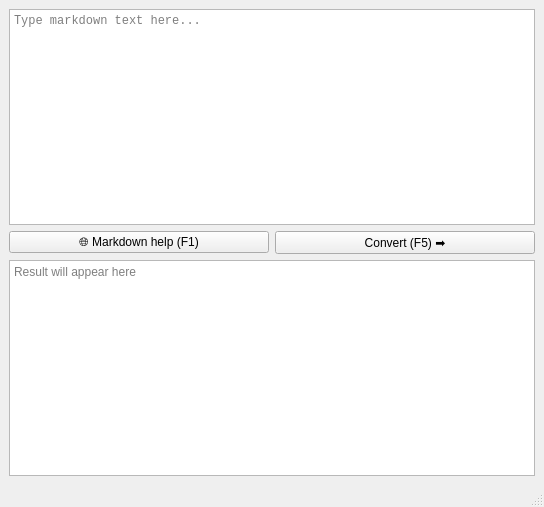
Old version of the form ui.ui in the repository USBashka/markdown2unicode.
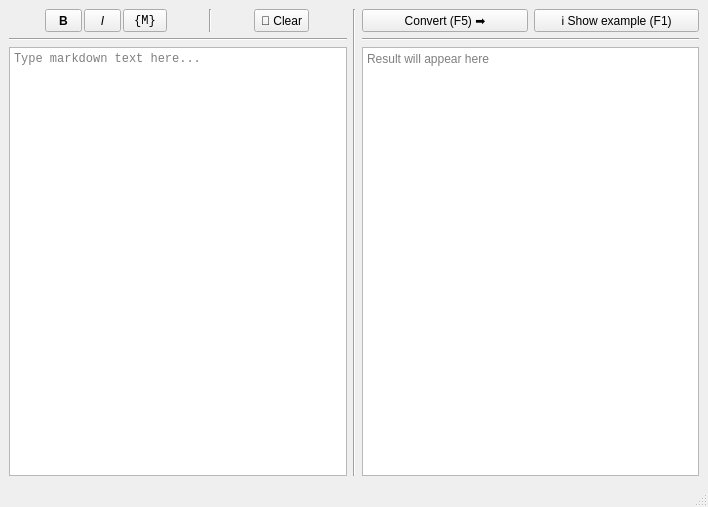
New version of the form.

Commit message: Add edit buttons and app icon

```diff
--- a/ui.ui
+++ b/ui.ui
@@ -6,7 +6,7 @@
    <rect>
     <x>0</x>
     <y>0</y>
-    <width>544</width>
+    <width>708</width>
     <height>507</height>
    </rect>
   </property>
@@ -14,9 +14,126 @@
    <string>markdown2unicode</string>
   </property>
   <widget class="QWidget" name="centralwidget">
-   <layout class="QVBoxLayout" name="verticalLayout_2">
+   <layout class="QHBoxLayout" name="horizontalLayout_5">
     <item>
-     <layout class="QVBoxLayout" name="verticalLayout">
+     <layout class="QVBoxLayout" name="verticalLayout_2">
+      <item>
+       <layout class="QHBoxLayout" name="horizontalLayout_4">
+        <item>
+         <layout class="QHBoxLayout" name="horizontalLayout_3">
+          <property name="spacing">
+           <number>2</number>
+          </property>
+          <item>
+           <widget class="QToolButton" name="bold">
+            <property name="minimumSize">
+             <size>
+              <width>37</width>
+              <height>23</height>
+             </size>
+            </property>
+            <property name="font">
+             <font>
+              <weight>75</weight>
+              <bold>true</bold>
+             </font>
+            </property>
+            <property name="toolTip">
+             <string>Bold (Ctrl+B)</string>
+            </property>
+            <property name="text">
+             <string>B</string>
+            </property>
+            <property name="shortcut">
+             <string>Ctrl+B</string>
+            </property>
+           </widget>
+          </item>
+          <item>
+           <widget class="QToolButton" name="italic">
+            <property name="minimumSize">
+             <size>
+              <width>37</width>
+              <height>23</height>
+             </size>
+            </property>
+            <property name="font">
+             <font>
+              <italic>true</italic>
+             </font>
+            </property>
+            <property name="toolTip">
+             <string>Italic (Ctrl+I)</string>
+            </property>
+            <property name="text">
+             <string>I</string>
+            </property>
+            <property name="shortcut">
+             <string>Ctrl+I</string>
+            </property>
+           </widget>
+          </item>
+          <item>
+           <widget class="QToolButton" name="mono">
+            <property name="minimumSize">
+             <size>
+              <width>0</width>
+              <height>23</height>
+             </size>
+            </property>
+            <property name="font">
+             <font>
+              <family>Consolas</family>
+             </font>
+            </property>
+            <property name="toolTip">
+             <string>Mono (Ctrl+E)</string>
+            </property>
+            <property name="text">
+             <string>{M}</string>
+            </property>
+            <property name="shortcut">
+             <string>Ctrl+E</string>
+            </property>
+           </widget>
+          </item>
+         </layout>
+        </item>
+        <item>
+         <widget class="Line" name="line">
+          <property name="orientation">
+           <enum>Qt::Vertical</enum>
+          </property>
+         </widget>
+        </item>
+        <item>
+         <widget class="QToolButton" name="clear">
+          <property name="minimumSize">
+           <size>
+            <width>0</width>
+            <height>23</height>
+           </size>
+          </property>
+          <property name="toolTip">
+           <string>Clear all (Ctrl+D)</string>
+          </property>
+          <property name="text">
+           <string>🧹 Clear</string>
+          </property>
+          <property name="shortcut">
+           <string>Ctrl+D</string>
+          </property>
+         </widget>
+        </item>
+       </layout>
+      </item>
+      <item>
+       <widget class="Line" name="line_2">
+        <property name="orientation">
+         <enum>Qt::Horizontal</enum>
+        </property>
+       </widget>
+      </item>
       <item>
        <widget class="QPlainTextEdit" name="input_text">
         <property name="font">
@@ -35,20 +152,27 @@
         </property>
        </widget>
       </item>
+     </layout>
+    </item>
+    <item>
+     <widget class="Line" name="line_4">
+      <property name="orientation">
+       <enum>Qt::Vertical</enum>
+      </property>
+     </widget>
+    </item>
+    <item>
+     <layout class="QVBoxLayout" name="verticalLayout">
       <item>
-       <layout class="QHBoxLayout" name="horizontalLayout_2">
-        <item>
-         <widget class="QPushButton" name="help">
-          <property name="text">
-           <string>🌐 Markdown help (F1)</string>
-          </property>
-          <property name="shortcut">
-           <string>F1</string>
-          </property>
-         </widget>
-        </item>
+       <layout class="QHBoxLayout" name="horizontalLayout">
         <item>
          <widget class="QPushButton" name="convert">
+          <property name="maximumSize">
+           <size>
+            <width>16777215</width>
+            <height>23</height>
+           </size>
+          </property>
           <property name="text">
            <string>Convert (F5) ➡️</string>
           </property>
@@ -57,8 +181,31 @@
           </property>
          </widget>
         </item>
+        <item>
+         <widget class="QPushButton" name="help">
+          <property name="maximumSize">
+           <size>
+            <width>16777215</width>
+            <height>23</height>
+           </size>
+          </property>
+          <property name="text">
+           <string>ℹ️ Show example (F1)</string>
+          </property>
+          <property name="shortcut">
+           <string>F1</string>
+          </property>
+         </widget>
+        </item>
        </layout>
       </item>
+      <item>
+       <widget class="Line" name="line_3">
+        <property name="orientation">
+         <enum>Qt::Horizontal</enum>
+        </property>
+       </widget>
+      </item>
       <item>
        <widget class="QPlainTextEdit" name="result">
         <property name="readOnly">
```
Left out of the diff: 2 changed lines with no effect on the pictures. The commit also changes 4 other files.
